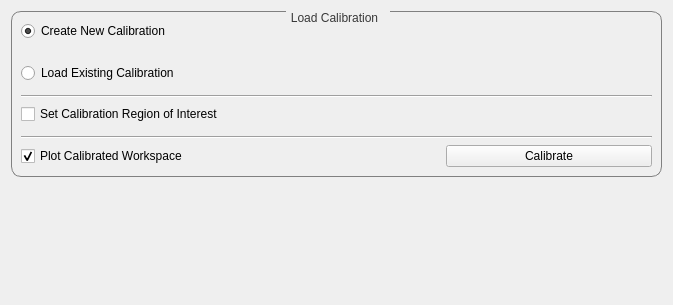
Qt form qt/python/mantidqtinterfaces/mantidqtinterfaces/Engineering/gui/engineering_diffraction/tabs/calibration/calibration_tab.ui (mantidproject/mantid) before a commit.
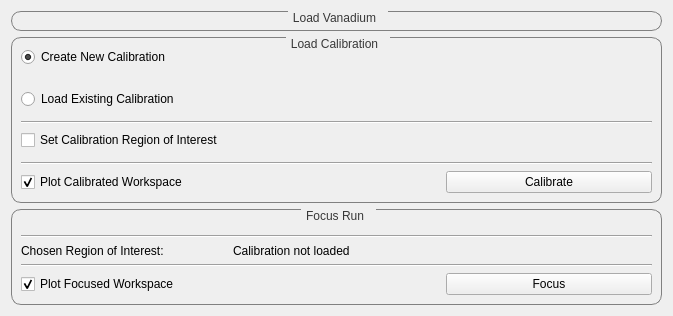
The same form after that commit. Custom widgets are drawn as their Qt base class.

Commit message: Move Vanadium Normalization to Calibration Step (Also Refactor the GUI) (#40668)

The edit to the form file:
```diff
--- a/qt/python/mantidqtinterfaces/mantidqtinterfaces/Engineering/gui/engineering_diffraction/tabs/calibration/calibration_tab.ui
+++ b/qt/python/mantidqtinterfaces/mantidqtinterfaces/Engineering/gui/engineering_diffraction/tabs/calibration/calibration_tab.ui
@@ -42,6 +42,65 @@
      <property name="sizeConstraint">
       <enum>QLayout::SetDefaultConstraint</enum>
      </property>
+     <item>
+      <widget class="QGroupBox" name="vanadiumGroup">
+       <property name="sizePolicy">
+        <sizepolicy hsizetype="Preferred" vsizetype="Fixed">
+         <horstretch>0</horstretch>
+         <verstretch>0</verstretch>
+        </sizepolicy>
+       </property>
+       <property name="layoutDirection">
+        <enum>Qt::LeftToRight</enum>
+       </property>
+       <property name="autoFillBackground">
+        <bool>false</bool>
+       </property>
+       <property name="styleSheet">
+        <string notr="true"/>
+       </property>
+       <property name="title">
+        <string>Load Vanadium</string>
+       </property>
+       <property name="alignment">
+        <set>Qt::AlignBottom|Qt::AlignHCenter</set>
+       </property>
+       <property name="flat">
+        <bool>false</bool>
+       </property>
+       <property name="checkable">
+        <bool>false</bool>
+       </property>
+       <layout class="QGridLayout" name="vanadium_layout">
+        <item row="1" column="0">
+         <layout class="QGridLayout" name="vanadium_layout_2" rowstretch="0,0,0,0,0,0,0,0,0,0,0" columnstretch="0,0,0">
+          <property name="sizeConstraint">
+           <enum>QLayout::SetDefaultConstraint</enum>
+          </property>
+          <property name="verticalSpacing">
+           <number>6</number>
+          </property>
+          <item row="2" column="0" colspan="3">
+           <widget class="FileFinderWidget" name="finder_vanadium" native="true">
+            <property name="sizePolicy">
+             <sizepolicy hsizetype="Preferred" vsizetype="Preferred">
+              <horstretch>0</horstretch>
+              <verstretch>0</verstretch>
+             </sizepolicy>
+            </property>
+            <property name="minimumSize">
+             <size>
+              <width>0</width>
+              <height>0</height>
+             </size>
+            </property>
+           </widget>
+          </item>
+         </layout>
+        </item>
+       </layout>
+      </widget>
+     </item>
      <item>
       <widget class="QGroupBox" name="loadingGroup">
        <property name="sizePolicy">
@@ -219,6 +278,132 @@
        </layout>
       </widget>
      </item>
+     <item>
+      <widget class="QGroupBox" name="group_focus">
+       <property name="sizePolicy">
+        <sizepolicy hsizetype="Preferred" vsizetype="Fixed">
+         <horstretch>0</horstretch>
+         <verstretch>0</verstretch>
+        </sizepolicy>
+       </property>
+       <property name="layoutDirection">
+        <enum>Qt::LeftToRight</enum>
+       </property>
+       <property name="autoFillBackground">
+        <bool>false</bool>
+       </property>
+       <property name="styleSheet">
+        <string notr="true"/>
+       </property>
+       <property name="title">
+        <string>Focus Run</string>
+       </property>
+       <property name="alignment">
+        <set>Qt::AlignBottom|Qt::AlignHCenter</set>
+       </property>
+       <property name="flat">
+        <bool>false</bool>
+       </property>
+       <property name="checkable">
+        <bool>false</bool>
+       </property>
+       <layout class="QGridLayout" name="gridLayout_2">
+        <item row="1" column="0">
+         <layout class="QGridLayout" name="gridLayout" rowstretch="0,0,0,0,0,0,0" columnstretch="0,0,0">
+          <property name="sizeConstraint">
+           <enum>QLayout::SetDefaultConstraint</enum>
+          </property>
+          <property name="verticalSpacing">
+           <number>6</number>
+          </property>
+          <item row="2" column="0" colspan="3">
+           <spacer name="verticalSpacer">
+            <property name="orientation">
+             <enum>Qt::Vertical</enum>
+            </property>
+            <property name="sizeType">
+             <enum>QSizePolicy::Fixed</enum>
+            </property>
+            <property name="sizeHint" stdset="0">
+             <size>
+              <width>20</width>
+              <height>10</height>
+             </size>
+            </property>
+           </spacer>
+          </item>
+          <item row="4" column="0">
+           <widget class="QLabel" name="regionLabel">
+            <property name="text">
+             <string>Chosen Region of Interest:</string>
+            </property>
+           </widget>
+          </item>
+          <item row="4" column="1" colspan="2">
+           <widget class="QLabel" name="regionDisplay">
+            <property name="text">
+             <string>Calibration not loaded</string>
+            </property>
+           </widget>
+          </item>
+          <item row="3" column="0" colspan="3">
+           <widget class="Line" name="line">
+            <property name="orientation">
+             <enum>Qt::Horizontal</enum>
+            </property>
+           </widget>
+          </item>
+          <item row="6" column="0" colspan="2">
+           <widget class="QCheckBox" name="check_focusPlotOutput">
+            <property name="enabled">
+             <bool>true</bool>
+            </property>
+            <property name="text">
+             <string>Plot Focused Workspace</string>
+            </property>
+            <property name="checked">
+             <bool>true</bool>
+            </property>
+           </widget>
+          </item>
+          <item row="0" column="0" colspan="3">
+           <widget class="FileFinderWidget" name="finder_focus" native="true">
+            <property name="sizePolicy">
+             <sizepolicy hsizetype="Preferred" vsizetype="Preferred">
+              <horstretch>0</horstretch>
+              <verstretch>0</verstretch>
+             </sizepolicy>
+            </property>
+            <property name="minimumSize">
+             <size>
+              <width>0</width>
+              <height>0</height>
+             </size>
+            </property>
+           </widget>
+          </item>
+          <item row="5" column="0" colspan="3">
+           <widget class="Line" name="line_2">
+            <property name="orientation">
+             <enum>Qt::Horizontal</enum>
+            </property>
+           </widget>
+          </item>
+          <item row="6" column="2">
+           <widget class="QPushButton" name="button_focus">
+            <property name="enabled">
+             <bool>true</bool>
+            </property>
+            <property name="text">
+             <string>Focus</string>
+            </property>
+           </widget>
+          </item>
+         </layout>
+        </item>
+       </layout>
+      </widget>
+     </item>
      <item>
       <spacer name="spacer_bottom">
        <property name="orientation">
```
The commit also changes 16 other files.
